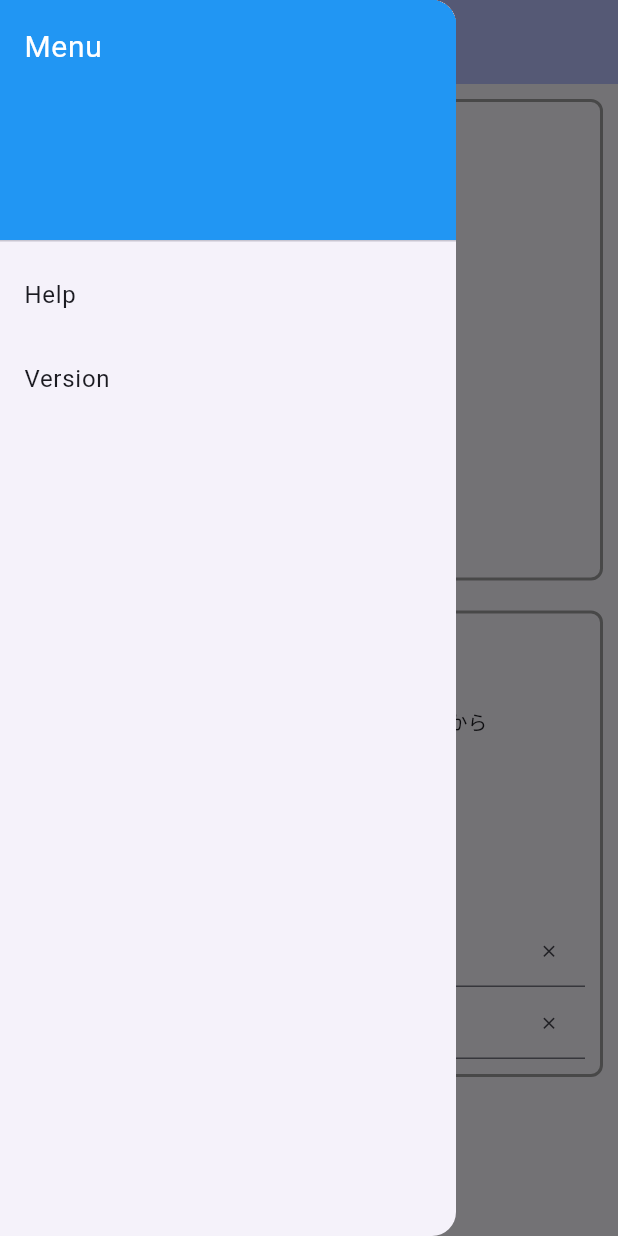
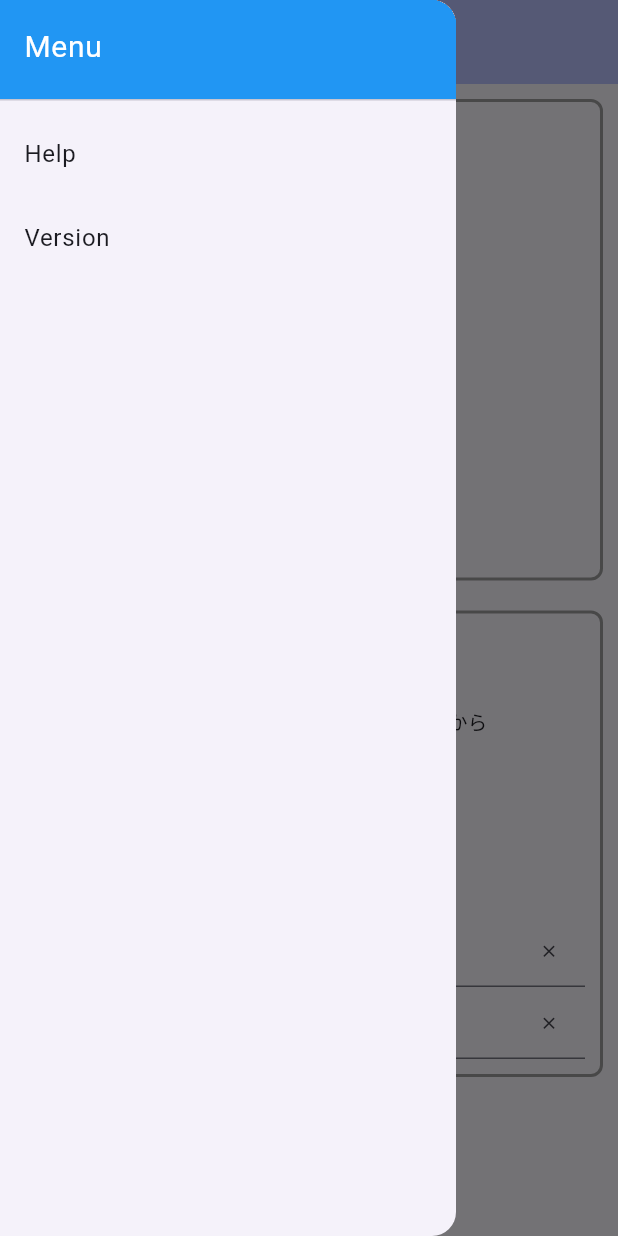
Before and after one commit to junhashimoto0808/kurohonchoice, a Flutter app: the screen it shows after launch, with the side drawer open, on a phone screen of 412 x 824 dp. Run offline on Flutter 3.47's test engine with Material 3 defaults, Android fonts, the light colour scheme and no system bars; our stand-ins replace package_info_plus.

Commit message:
メニューヘッダの高さ変更

```diff
--- a/lib/main.dart
+++ b/lib/main.dart
@@ -274,6 +274,7 @@ class _MyHomePageState extends State<MyHomePage> {
           // the App.build method, and use it to set our appbar title.
           centerTitle: true,
           title: Text(widget.title),
+
           /*
         actions: <Widget>[
           IconButton(
@@ -289,7 +290,9 @@ class _MyHomePageState extends State<MyHomePage> {
         drawer: Drawer(
           child: ListView(
             children: <Widget>[
-              const DrawerHeader(
+              const SizedBox(
+                  height: 75 /*高さ*/,
+                  child: DrawerHeader(
                     decoration: BoxDecoration(
                       color: Colors.blue,
                     ),
@@ -300,7 +303,7 @@ class _MyHomePageState extends State<MyHomePage> {
                         color: Colors.white,
                       ),
                     ),
-              ),
+                  )),
               ListTile(
                 title: const Text('Help'),
                 onTap: () {
@@ -418,9 +421,38 @@ class _MyHomePageState extends State<MyHomePage> {
                                   DataRow(
                                     cells: [
                                       const DataCell(Text('キー')),
-                                      DataCell(Text(_songKey)),
+                                      DataCell(CopyableText(_songKey)),
                                     ],
                                   ),
+                                  /*
+                                  DataRow(
+                                    cells: [
+                                      const DataCell(Text('キー')),
+                                      DataCell(GestureDetector(
+                                        onTap: () async {
+                                          //タップ処理
+                                          final String? selectedText =
+                                              await showDialog<String>(
+                                                  context: context,
+                                                  builder: (_) {
+                                                    return WillPopScope(
+                                                      child:
+                                                          const KeyChoiceDialogSample(),
+                                                      onWillPop: () async =>
+                                                          false,
+                                                    );
+                                                  });
+                                        },
+                                        child: Text(
+                                          _songKey,
+                                          style: const TextStyle(
+                                            color: Colors.blue,
+                                          ),
+                                        ),
+                                      )),
+                                    ],
+                                  ),
+                                  */
                                   DataRow(
                                     cells: [
                                       const DataCell(Text('拍子')),
@@ -896,3 +928,28 @@ class VersionDialog extends StatelessWidget {
     );
   }
 }
+
+class KeyChoiceDialogSample extends StatelessWidget {
+  const KeyChoiceDialogSample({Key? key}) : super(key: key);
+
+  @override
+  Widget build(BuildContext context) {
+    return SimpleDialog(
+      title: const Text('選んでね'),
+      children: [
+        SimpleDialogOption(
+          child: const Text('選択肢1'),
+          onPressed: () {
+            Navigator.pop(context, '1が選択されました');
+          },
+        ),
+        SimpleDialogOption(
+          child: const Text('選択肢2'),
+          onPressed: () {
+            Navigator.pop(context, '2が選択されました');
+          },
+        )
+      ],
+    );
+  }
+}
```
Lines whose indentation alone changed are shown as unchanged.
